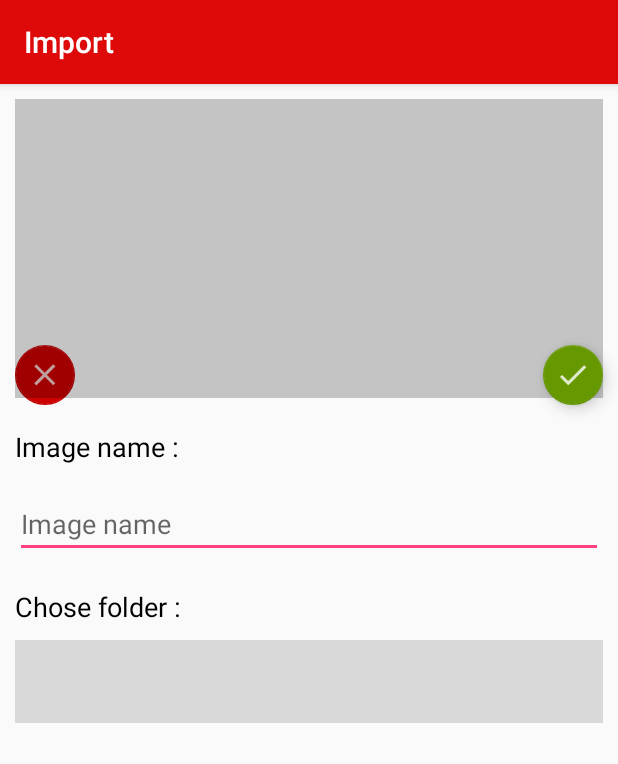
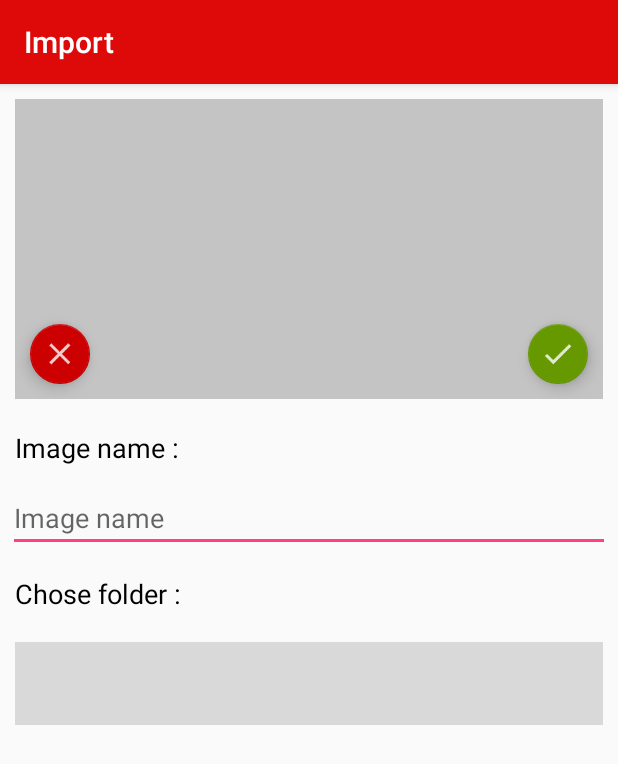
Before and after one commit to hossamhasanin/PhotosOrganizer, an Android app: the ImportImage screen opened directly, with no data from a screen before it, on a phone screen of 412 x 824 dp. Shown: the top 764 px of the screen. Run offline under Robolectric (Android 15) with nearby library versions, the phone set to English and light mode, and no system bars; 2 statements that could not run were skipped.

Commit message:
Make image options delete and edit , fix the complixity of the layouts and make it more simple and faster

```diff
--- a/app/src/main/java/com/hasanin/hossam/photosorganiser/FilesRecyclerView/FileRecAdapter.java
+++ b/app/src/main/java/com/hasanin/hossam/photosorganiser/FilesRecyclerView/FileRecAdapter.java
@@ -19,6 +19,7 @@ import android.widget.CheckBox;
 import android.widget.CompoundButton;
 import android.widget.EditText;
 import android.widget.ImageView;
+import android.widget.LinearLayout;
 import android.widget.RelativeLayout;
 import android.widget.TextView;
 import android.widget.Toast;
@@ -179,6 +180,7 @@ public class FileRecAdapter extends RecyclerView.Adapter<FileRecAdapter.ViewHold
                                     bundle.putString("folder_name", filesRec.get(position).file_name);
                                     intent.putExtras(bundle);
                                     context.startActivity(intent);
+                                    context.finish();
                                 } else {
                                     Toast.makeText(context , "There is no images inside!" , Toast.LENGTH_LONG).show();
                                 }
@@ -218,11 +220,11 @@ public class FileRecAdapter extends RecyclerView.Adapter<FileRecAdapter.ViewHold
     public static class ViewHolder extends RecyclerView.ViewHolder{
         public ImageView file_im;
         public TextView file_name;
-        public RelativeLayout folder_card;
+        public LinearLayout folder_card;
         public CheckBox delete_folder;
         public ViewHolder(View itemView) {
             super(itemView);
-            folder_card = (RelativeLayout) itemView.findViewById(R.id.folder_card);
+            folder_card = (LinearLayout) itemView.findViewById(R.id.folder_card);
             delete_folder = (CheckBox) itemView.findViewById(R.id.delete_folder);
             file_im = (ImageView) itemView.findViewById(R.id.files);
             file_name = (TextView) itemView.findViewById(R.id.file_name);
--- a/app/src/main/java/com/hasanin/hossam/photosorganiser/MainActivity.java
+++ b/app/src/main/java/com/hasanin/hossam/photosorganiser/MainActivity.java
@@ -145,7 +145,7 @@
         ArrayList positions = new ArrayList();
         positions.add(Integer.toString(position));
         editFoldersFragment.setFuturePositions(positions);
-        getFragmentManager().beginTransaction().replace(R.id.lists_container , editFoldersFragment).addToBackStack(null).commit();
+        getFragmentManager().beginTransaction().setCustomAnimations(R.animator.fragments_fade_in , R.animator.fragments_fade_out).replace(R.id.lists_container , editFoldersFragment).addToBackStack(null).commit();
     }
 
     @Override
--- a/app/src/main/java/com/hasanin/hossam/photosorganiser/ShowImages/ShowImages.java
+++ b/app/src/main/java/com/hasanin/hossam/photosorganiser/ShowImages/ShowImages.java
@@ -75,6 +75,7 @@ public class ShowImages extends AppCompatActivity implements ImagesFragmentsList
         if (showImagesFragment.isAdded()){
             Intent intent = new Intent(this , MainActivity.class);
             startActivity(intent);
+            finish();
         } else if (deleteImagesFragment.isAdded()) {
             showImagesFragment = new ShowImagesFragment();
             showImagesFragment.setData(folder_title , folder_id , this.previous_pos);
--- a/app/src/main/res/layout/activity_import_image.xml
+++ b/app/src/main/res/layout/activity_import_image.xml
@@ -1,30 +1,36 @@
 <?xml version="1.0" encoding="utf-8"?>
-<RelativeLayout xmlns:android="http://schemas.android.com/apk/res/android"
+<LinearLayout xmlns:android="http://schemas.android.com/apk/res/android"
     xmlns:app="http://schemas.android.com/apk/res-auto"
     xmlns:tools="http://schemas.android.com/tools"
     android:layout_width="match_parent"
     android:layout_height="match_parent"
+    android:orientation="vertical"
     tools:context="com.hasanin.hossam.photosorganiser.ImportImage">
 
 
     <android.support.design.widget.AppBarLayout
+        android:id="@+id/appBarLayout"
         android:layout_width="match_parent"
-        android:layout_height="wrap_content"
-        android:id="@+id/appBarLayout">
+        android:layout_height="wrap_content">
 
         <include layout="@layout/toolbar_layout"></include>
 
     </android.support.design.widget.AppBarLayout>
 
+        <RelativeLayout
+            android:id="@+id/image_cont"
+            android:layout_width="match_parent"
+            android:layout_height="200dp"
+            android:layout_margin="10dp" >
+
             <android.support.design.widget.FloatingActionButton
                 android:id="@+id/btn_import"
                 android:layout_width="match_parent"
-        android:layout_height="40dp"
+                android:layout_height="wrap_content"
                 android:layout_alignParentEnd="true"
                 android:layout_alignParentRight="true"
-        android:layout_marginRight="10dp"
-        android:layout_marginTop="230dp"
-        android:layout_weight="1"
+                android:layout_alignParentBottom="true"
+                android:layout_margin="10dp"
                 android:clickable="true"
                 app:backgroundTint="@android:color/holo_green_dark"
                 app:fabSize="mini"
@@ -34,133 +40,56 @@
                 android:id="@+id/import_btn_close"
                 android:layout_width="match_parent"
                 android:layout_height="wrap_content"
-        android:layout_marginLeft="10dp"
-        android:layout_marginTop="230dp"
-        android:layout_weight="0.37"
+                android:layout_alignParentBottom="true"
+                android:layout_margin="10dp"
                 android:clickable="true"
                 app:backgroundTint="@android:color/holo_red_dark"
-        app:elevation="0dp"
                 app:fabSize="mini"
                 app:srcCompat="@drawable/ic_cancel_white" />
 
-    <LinearLayout
+            <ImageView
+                android:id="@+id/imported_image"
                 android:layout_width="match_parent"
                 android:layout_height="match_parent"
-        android:orientation="vertical"
-        android:layout_below="@+id/appBarLayout">
-
-        <LinearLayout
-            android:id="@+id/image_cont"
-            android:layout_width="match_parent"
-            android:layout_height="wrap_content"
-            android:layout_margin="10dp"
-            android:orientation="horizontal">
-
-            <ImageView
-                android:id="@+id/imported_image"
-                android:layout_width="320dp"
-                android:layout_height="199dp"
-                android:layout_weight="1"
+                android:scaleType="centerCrop"
                 app:srcCompat="@color/cardview_shadow_start_color" />
-        </LinearLayout>
-
-        <LinearLayout
-            android:layout_width="match_parent"
-            android:layout_height="wrap_content"
-            android:orientation="horizontal">
-
-            <LinearLayout
-                android:layout_width="match_parent"
-                android:layout_height="match_parent"
-                android:layout_weight="1"
-                android:orientation="vertical">
-
-                <LinearLayout
-                    android:layout_width="match_parent"
-                    android:layout_height="wrap_content"
-                    android:layout_margin="10dp"
-                    android:orientation="horizontal">
+        </RelativeLayout>
 
         <TextView
             android:id="@+id/textView3"
             android:layout_width="wrap_content"
             android:layout_height="wrap_content"
-                        android:layout_weight="1"
             android:text="Image name :"
             android:textColor="@android:color/black"
-                        android:textSize="18sp" />
-                </LinearLayout>
-
-                <LinearLayout
-                    android:layout_width="match_parent"
-                    android:layout_height="match_parent"
-                    android:layout_margin="10dp"
-                    android:layout_weight="1"
-                    android:orientation="horizontal">
-
+            android:textSize="18sp"
+            android:layout_margin="10dp"/>
         <EditText
             android:id="@+id/image_name"
-                        android:layout_width="285dp"
+            android:layout_width="match_parent"
             android:layout_height="42dp"
-                        android:layout_weight="1"
             android:ems="10"
             android:hint="Image name"
             android:inputType="textPersonName"
             android:selectAllOnFocus="true"
             android:textColor="@android:color/black"
-                        android:textSize="18sp" />
-                </LinearLayout>
-
-            </LinearLayout>
-
-        </LinearLayout>
-
-        <LinearLayout
-            android:layout_width="match_parent"
-            android:layout_height="wrap_content"
-            android:layout_alignBottom="@+id/image_cont"
-            android:layout_margin="10dp"
-            android:orientation="horizontal">
-
-            <LinearLayout
-                android:layout_width="match_parent"
-                android:layout_height="wrap_content"
-                android:layout_weight="1"
-                android:orientation="vertical">
-
-                <LinearLayout
-                    android:layout_width="match_parent"
-                    android:layout_height="match_parent"
-                    android:layout_marginBottom="10dp"
-                    android:orientation="horizontal">
+            android:textSize="18sp"
+            android:layout_margin="5dp"/>
 
         <TextView
             android:id="@+id/textView2"
             android:layout_width="wrap_content"
             android:layout_height="wrap_content"
-                        android:layout_weight="1"
             android:text="Chose folder :"
             android:textColor="@android:color/black"
-                        android:textSize="18sp" />
-                </LinearLayout>
+            android:textSize="18sp"
+            android:layout_margin="10dp"/>
 
-                <LinearLayout
-                    android:layout_width="match_parent"
-                    android:layout_height="match_parent"
-                    android:orientation="horizontal">
 
         <Spinner
             android:id="@+id/import_folders_spinner"
             android:layout_width="match_parent"
             android:layout_height="55dp"
-                        android:layout_weight="1"
-                        android:background="@color/bright_gray" />
-                </LinearLayout>
+            android:background="@color/bright_gray"
+            android:layout_margin="10dp"/>
 
 </LinearLayout>
-
-        </LinearLayout>
-
-    </LinearLayout>
-
-</RelativeLayout>
```
Also changed, not shown: app/src/main/java/com/hasanin/hossam/photosorganiser/ImportImage.java (+11 -0 lines), app/src/main/java/com/hasanin/hossam/photosorganiser/ShowImages/ImageRecAdapter.java (+37 -6 lines), app/src/main/res/anim/fragments_fade_in.xml (added, +10 -0 lines), app/src/main/res/anim/fragments_fade_out.xml (added, +10 -0 lines), app/src/main/res/animator/fragments_fade_in.xml (added, +10 -0 lines), app/src/main/res/animator/fragments_fade_out.xml (added, +10 -0 lines), app/src/main/res/layout/files_card.xml (+7 -33 lines), app/src/main/res/layout/image_card.xml (+7 -23 lines), app/src/main/res/layout/image_options.xml (added, +35 -0 lines), app/src/main/res/drawable-hdpi/ic_edit_pen_black.png (added), app/src/main/res/drawable-mdpi/ic_edit_pen_black.png (added), app/src/main/res/drawable-xhdpi/ic_edit_pen_black.png (added), app/src/main/res/drawable-xxhdpi/ic_edit_pen_black.png (added). Lines whose indentation alone changed are shown as unchanged.
